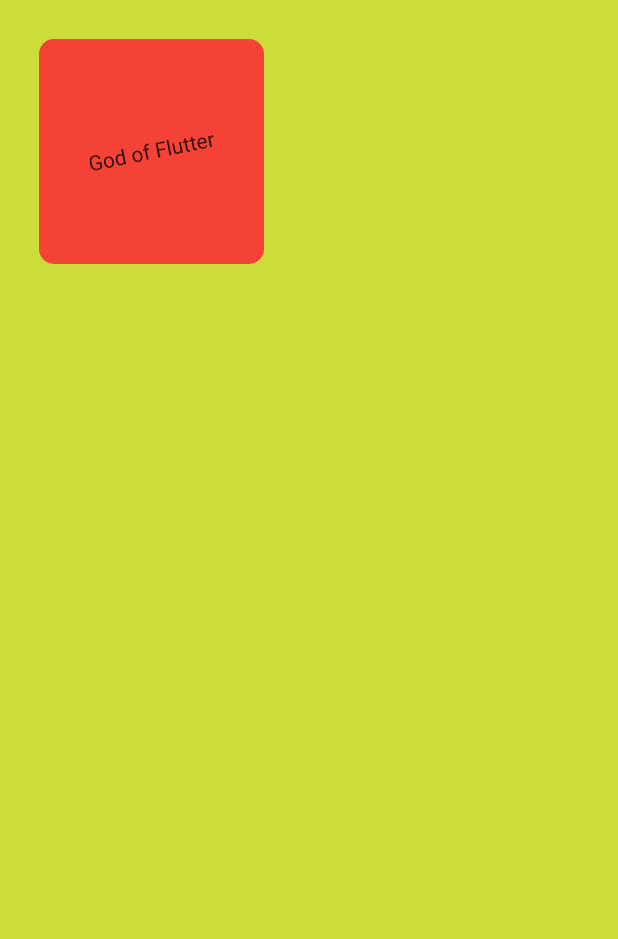
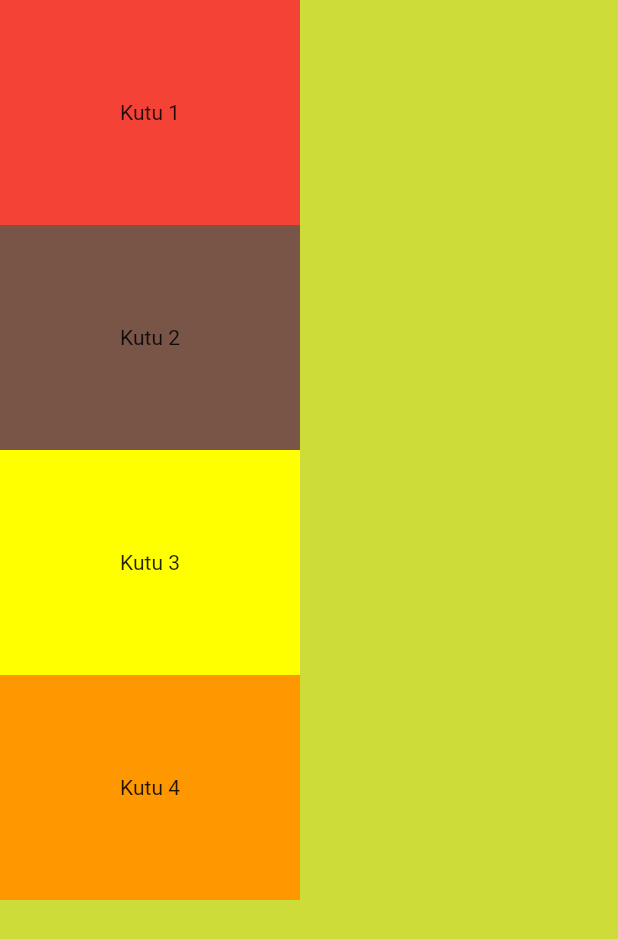
Before and after one commit to yssfsahn/kahve-dunyasi, a Flutter app: the screen it shows after launch, on a phone screen of 412 x 824 dp. Shown: the top 939 px of the screen. Run offline on Flutter 3.47's test engine with Material 2 defaults, Android fonts, the phone set to English and light mode, and no system bars.

Commit message:
2.inci raund

```diff
--- a/lib/main.dart
+++ b/lib/main.dart
@@ -15,21 +15,37 @@
       home: Scaffold(
         backgroundColor: Colors.lime,
         body: SafeArea(
-          child: Container(
-            width: 150,
-            height: 150,
-            alignment: Alignment.center,
-            decoration: BoxDecoration(
-                shape: BoxShape.rectangle,
+          child: Column(
+            children: [
+              Container(
+                width: 200,
+                height: 150,
                 color: Colors.red,
-                borderRadius: BorderRadiusDirectional.circular(10)),
-            padding: EdgeInsets.all(30),
-            margin: EdgeInsets.all(26),
-            child: Transform(
-              child: Text('God of Flutter'),
-              transform: Matrix4.rotationZ(-0.2),
-              alignment: FractionalOffset.center,
-            ),
+                child: Text('Kutu 1'),
+                alignment: FractionalOffset.center,
+              ),
+              Container(
+                height: 150,
+                width: 200,
+                color: Colors.brown,
+                child: Text('Kutu 2'),
+                alignment: FractionalOffset.center,
+              ),
+              Container(
+                height: 150,
+                width: 200,
+                color: Colors.yellowAccent,
+                child: Text('Kutu 3'),
+                alignment: FractionalOffset.center,
+              ),
+              Container(
+                height: 150,
+                width: 200,
+                color: Colors.orange,
+                child: Text('Kutu 4'),
+                alignment: FractionalOffset.center,
+              ),
+            ],
           ),
         ),
       ),
```
